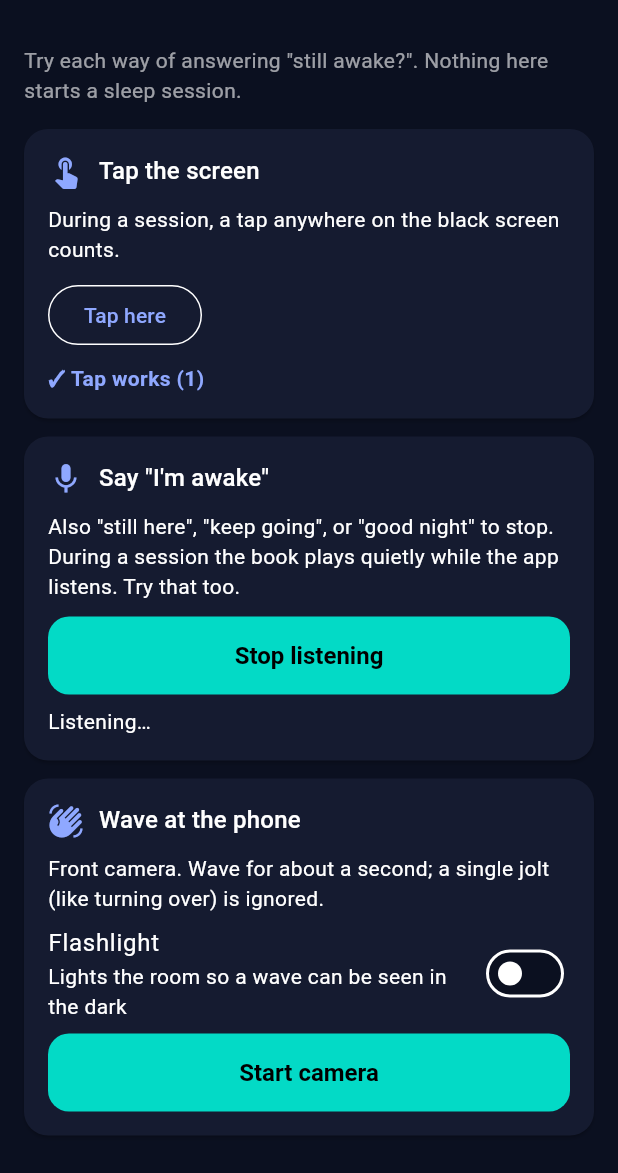
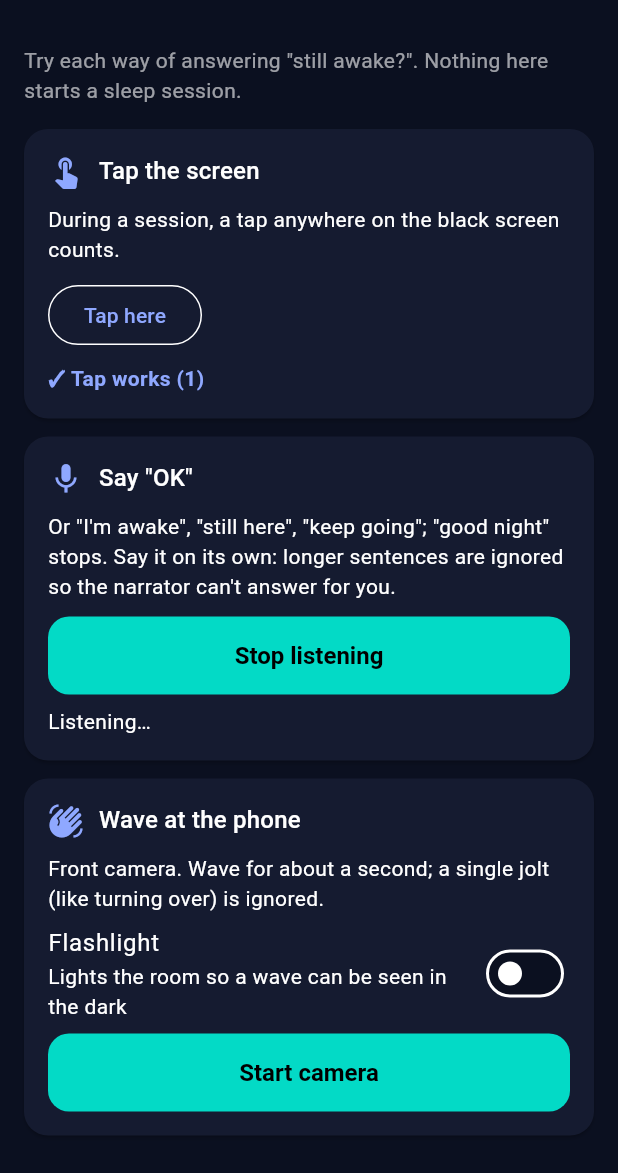
Before and after one commit to weirdAlchemist/AudiobookToSleep, a Flutter app: the WakeTestScreen screen opened directly, after a tap on "Tap here", after a tap on "Start listening", on a phone screen of 412 x 824 dp, the part 63-1236 px from its top. Run offline on Flutter 3.47's test engine with Material 3 defaults, Android fonts, the phone set to English and light mode, and no system bars; our stand-ins replace audio_service, camera, clock, file_picker, just_audio, shared_preferences and 2 more; missing offline and left inert: audio_session; accounts and stored records are empty; statements that could not run were skipped.

Commit message:
Voice: accept "OK", and show what the recognizer hears
Voice answers weren't being recognized on the phone.

- "OK" / "okay" now count as "I'm awake" (still only as a short
  utterance, so narration can't trigger it; "good night" still wins)
- Prompts say "OK", and it's a contextual hint for the recognizer
- Test wake options shows the words being heard live and the
  recognizer's status/errors (e.g. language not supported), to tell
  "hears nothing" from "hears the wrong words"
- Partial results are requested for display only; commands still act
  on final results

Co-Authored-By: Claude Opus 5.5 <noreply@anthropic.com>
Claude-Session: https://claude.ai/code/session_011kY3Gg9W2hrbiXAjRF2iyV

```diff
--- a/lib/answers/voice_listener.dart
+++ b/lib/answers/voice_listener.dart
@@ -2,6 +2,7 @@
 
 import 'dart:async';
 
+import 'package:flutter/foundation.dart';
 import 'package:speech_to_text/speech_to_text.dart';
 
 import '../core/voice_commands.dart';
@@ -11,12 +12,20 @@ class VoiceListener extends AnswerListener {
   final SpeechToText _speech = SpeechToText();
   final _answers = StreamController<Answer>.broadcast();
   final _heard = StreamController<(String, VoiceCommand?)>.broadcast();
+
+  /// Words recognized so far in the current utterance (shown, never acted on).
+  final ValueNotifier<String> hearing = ValueNotifier('');
+
+  /// The recognizer's latest status or error, for the test screen.
+  final ValueNotifier<String?> diagnostics = ValueNotifier(null);
+
+  static const localeId = 'en_US';
   bool _ready = false;
   bool _wanted = false;
   Timer? _restart;
 
   @override
-  String get hint => 'say "I\'m awake"';
+  String get hint => 'say "OK"';
 
   @override
   bool get wantsQuietCheckIn => true;
@@ -33,9 +42,17 @@ class VoiceListener extends AnswerListener {
     if (_ready) return true;
     try {
       // Asks for microphone permission the first time.
-      _ready = await _speech.initialize(onStatus: _onStatus, onError: (_) => _scheduleRestart());
-    } catch (_) {
+      _ready = await _speech.initialize(
+        onStatus: _onStatus,
+        onError: (e) {
+          diagnostics.value = 'Recognizer error: ${e.errorMsg}';
+          _scheduleRestart();
+        },
+      );
+      if (!_ready) diagnostics.value = 'Speech recognition is not available on this phone';
+    } catch (e) {
       _ready = false;
+      diagnostics.value = 'Speech recognition failed to start: $e';
     }
     return _ready;
   }
@@ -51,6 +68,7 @@ class VoiceListener extends AnswerListener {
   Future<void> stop() async {
     _wanted = false;
     _restart?.cancel();
+    hearing.value = '';
     if (_speech.isListening) await _speech.cancel();
   }
 
@@ -58,8 +76,11 @@ class VoiceListener extends AnswerListener {
     if (!_wanted || _speech.isListening) return;
     await _speech.listen(
       onResult: (result) {
-        // Final results only: interim snippets of narration look like commands.
+        hearing.value = result.recognizedWords;
+        // Act on final results only: interim snippets of narration look like
+        // commands.
         if (!result.finalResult) return;
+        hearing.value = '';
         for (final alt in result.alternates) {
           final command = matchVoiceCommand(alt.recognizedWords);
           if (command != null) {
@@ -72,18 +93,19 @@ class VoiceListener extends AnswerListener {
       },
       listenOptions: SpeechListenOptions(
         listenMode: ListenMode.dictation,
-        partialResults: false,
+        partialResults: true,
         cancelOnError: false,
-        localeId: 'en_US',
+        localeId: localeId,
         listenFor: const Duration(minutes: 2),
         pauseFor: const Duration(seconds: 8),
-        contextualPhrases: const ["I'm awake", 'still here', 'keep going', 'good night'],
+        contextualPhrases: const ['OK', "I'm awake", 'still here', 'keep going', 'good night'],
       ),
     );
   }
 
   // Recognition stops by itself after silence; keep it going while wanted.
   void _onStatus(String status) {
+    if (status == SpeechToText.listeningStatus) diagnostics.value = 'Listening ($localeId)';
     if (status == SpeechToText.doneStatus || status == SpeechToText.notListeningStatus) {
       _scheduleRestart();
     }
--- a/lib/core/voice_commands.dart
+++ b/lib/core/voice_commands.dart
@@ -9,6 +9,9 @@ enum VoiceCommand { awake, stop }
 const _awakePhrases = [
   "i'm awake", 'im awake', 'awake', 'still here', "i'm here", "i'm listening",
   'keep going', 'keep playing', 'continue',
+  // Short and easy to recognize. Only counts when said on its own or in a very
+  // short phrase (see _maxWords), so an "okay" inside narration is ignored.
+  'ok', 'okay',
 ];
 const _stopPhrases = ['good night', 'goodnight', 'stop playing', 'stop the book'];
 const _maxWords = 4;
--- a/lib/ui/settings_screen.dart
+++ b/lib/ui/settings_screen.dart
@@ -42,7 +42,7 @@ class _SettingsScreenState extends State<SettingsScreen> {
             ),
             SwitchListTile(
               title: const Text('Answer by voice'),
-              subtitle: const Text('Say "I\'m awake", or "good night" to stop now. '
+              subtitle: const Text('Say "OK" or "I\'m awake", or "good night" to stop now. '
                   'The microphone is on only during check-ins.'),
               value: s.voiceEnabled,
               onChanged: (v) => _set(s.copyWith(voiceEnabled: v)),
--- a/lib/ui/wake_test_screen.dart
+++ b/lib/ui/wake_test_screen.dart
@@ -178,16 +178,33 @@ class _VoiceTestState extends State<_VoiceTest> {
   @override
   Widget build(BuildContext context) => _Section(
         icon: Icons.mic,
-        title: 'Say "I\'m awake"',
+        title: 'Say "OK"',
         children: [
-          const Text('Also "still here", "keep going", or "good night" to stop. '
-              'During a session the book plays quietly while the app listens. Try that too.'),
+          const Text('Or "I\'m awake", "still here", "keep going"; "good night" stops. Say it on its own: '
+              'longer sentences are ignored so the narrator can\'t answer for you.'),
           const SizedBox(height: 10),
           FilledButton.tonal(
             onPressed: _starting ? null : _toggle,
             child: Text(_listening ? 'Stop listening' : (_starting ? 'Starting…' : 'Start listening')),
           ),
-          if (_listening) const Padding(padding: EdgeInsets.only(top: 8), child: Text('Listening…')),
+          if (_listening) ...[
+            ValueListenableBuilder(
+              valueListenable: _voice.hearing,
+              builder: (_, words, _) => Padding(
+                padding: const EdgeInsets.only(top: 8),
+                child: Text(words.isEmpty ? 'Listening…' : 'Hearing: "$words"'),
+              ),
+            ),
+          ],
+          ValueListenableBuilder(
+            valueListenable: _voice.diagnostics,
+            builder: (_, status, _) => status == null
+                ? const SizedBox.shrink()
+                : Padding(
+                    padding: const EdgeInsets.only(top: 4),
+                    child: Text(status, style: const TextStyle(color: Colors.white60, fontSize: 12)),
+                  ),
+          ),
           if (_error != null) Text(_error!, style: TextStyle(color: Theme.of(context).colorScheme.error)),
           for (final (words, command) in _heard)
             Padding(
```
Also changed, not shown: 3 other files.
